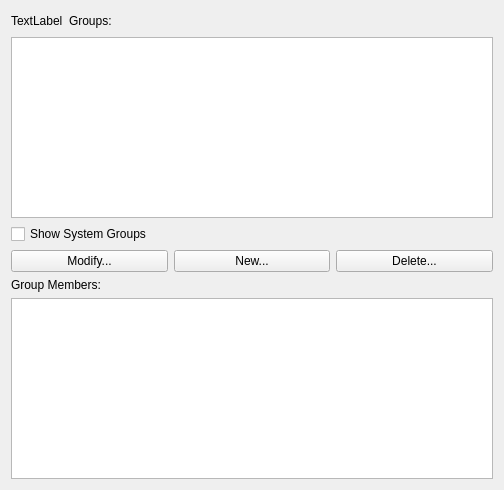
The window that ui/groups.ui (KDE/kcm-userconfig) describes before a commit, drawn with Qt 5.
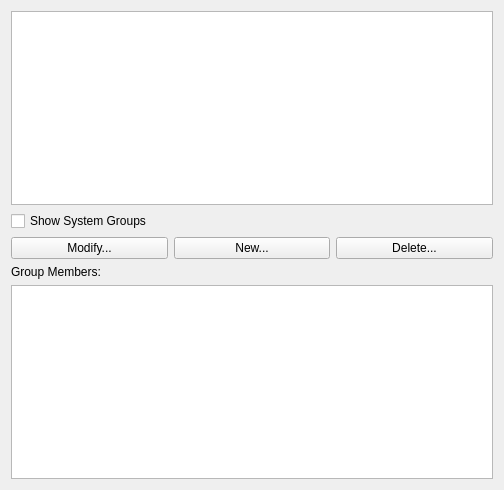
The same window after the commit.

Commit message: Remove redundant labels and a little redundant code.

The edit to the form file:
```diff
--- a/ui/groups.ui
+++ b/ui/groups.ui
@@ -14,37 +14,6 @@
    <string>Form</string>
   </property>
   <layout class="QVBoxLayout" name="verticalLayout">
-   <item>
-    <layout class="QHBoxLayout" name="horizontalLayout_2">
-     <item>
-      <widget class="QLabel" name="groupIconLabel">
-       <property name="text">
-        <string>TextLabel</string>
-       </property>
-      </widget>
-     </item>
-     <item>
-      <widget class="QLabel" name="groupLabel">
-       <property name="text">
-        <string>Groups:</string>
-       </property>
-      </widget>
-     </item>
-     <item>
-      <spacer name="horizontalSpacer">
-       <property name="orientation">
-        <enum>Qt::Horizontal</enum>
-       </property>
-       <property name="sizeHint" stdset="0">
-        <size>
-         <width>40</width>
-         <height>20</height>
-        </size>
-       </property>
-      </spacer>
-     </item>
-    </layout>
-   </item>
    <item>
     <widget class="QTreeView" name="grouplistview">
      <property name="sizePolicy">
```
Left out of the diff: 3 changed lines with no effect on the pictures. The commit also changes 2 other files.
